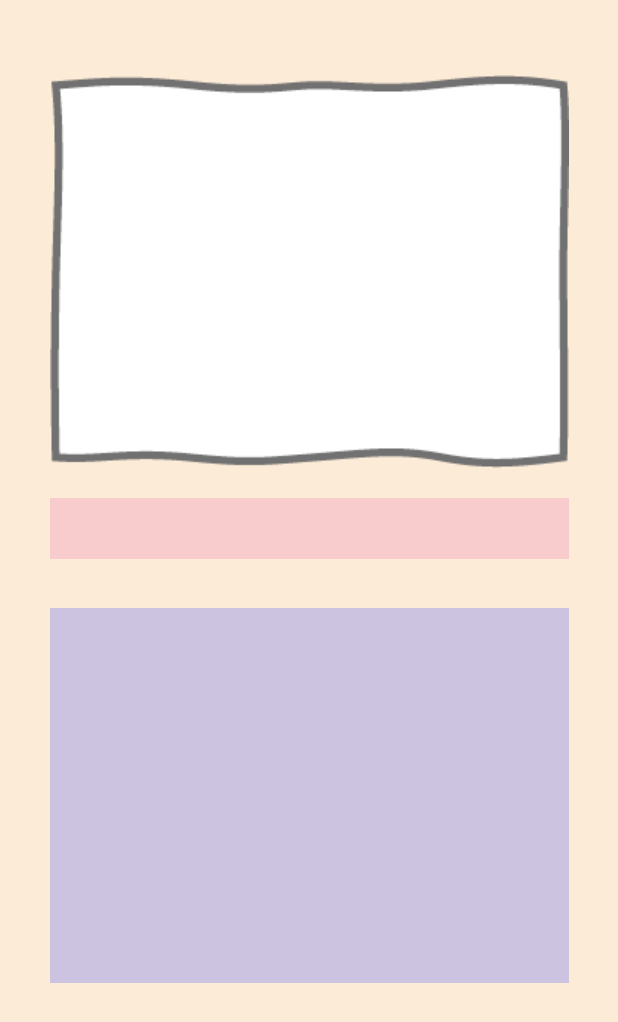
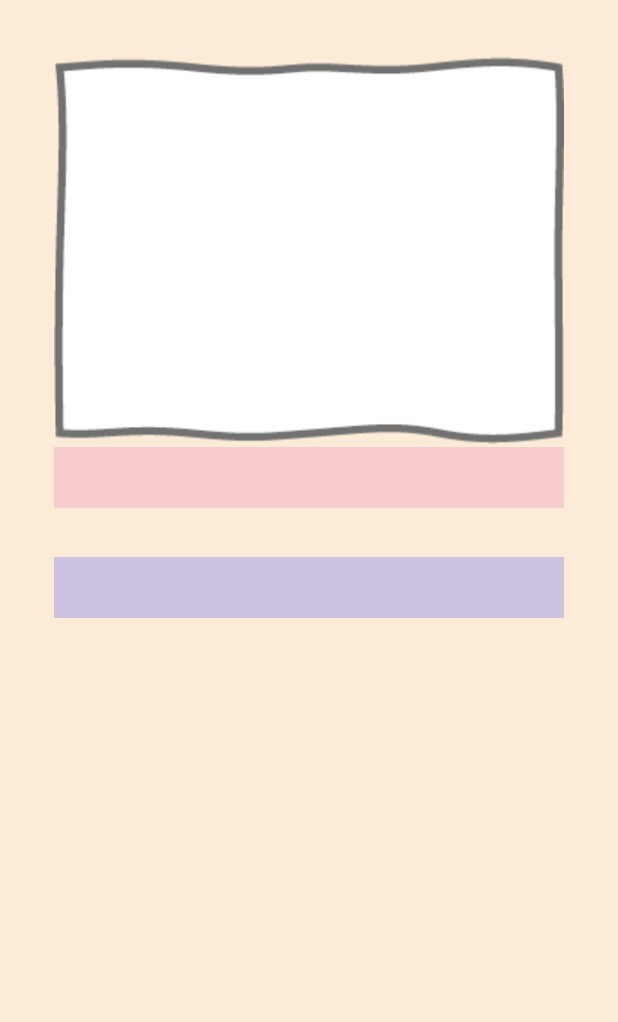
Before and after one commit to pika96/WithDiary, an Android app: the Select_Diary screen opened directly, with no data from a screen before it, on a phone screen of 412 x 824 dp. Shown: the top 1022 px of the screen. Run offline under Robolectric (Android 15) with nearby library versions, the phone set to English and light mode, and no system bars; 3 statements that could not run were skipped.

Commit message:
일기장 내용 길때 스크롤 안되던 문제 해결
네

```diff
--- a/app/src/main/res/layout/select_diary.xml
+++ b/app/src/main/res/layout/select_diary.xml
@@ -6,39 +6,31 @@
     android:layout_height="match_parent"
     android:background="@color/babyYellow">
 
+    <FrameLayout
+        android:layout_width="match_parent"
+        android:layout_height="match_parent"
+        android:layout_marginStart="16dp"
+        android:layout_marginTop="16dp"
+        android:layout_marginEnd="16dp"
+        android:layout_marginBottom="16dp"
+        app:layout_constraintBottom_toBottomOf="parent"
+        app:layout_constraintEnd_toEndOf="parent"
+        app:layout_constraintStart_toStartOf="parent"
+        app:layout_constraintTop_toTopOf="parent">
+
         <LinearLayout
             android:layout_width="wrap_content"
             android:layout_height="wrap_content"
             android:layout_marginLeft="20dp"
             android:layout_marginTop="20dp"
             android:layout_marginRight="20dp"
-        android:orientation="vertical"
-        app:layout_constraintBottom_toBottomOf="parent"
-        app:layout_constraintEnd_toEndOf="parent"
-        app:layout_constraintStart_toStartOf="parent"
-        app:layout_constraintTop_toTopOf="parent"
-        app:layout_constraintVertical_bias="0.15">
+            android:orientation="vertical">
 
             <ImageView
                 android:id="@+id/imageView2"
                 android:layout_width="match_parent"
                 android:layout_height="wrap_content"
                 app:srcCompat="@drawable/frame2" />
-
-        <ScrollView
-            android:layout_width="match_parent"
-            android:layout_height="match_parent">
-
-            <LinearLayout
-                android:layout_width="match_parent"
-                android:layout_height="wrap_content"
-                android:orientation="vertical">
-
-                <FrameLayout
-                    android:layout_width="match_parent"
-                    android:layout_height="20dp">
-
-                </FrameLayout>
 
             <TextView
                 android:id="@+id/Read_Title"
@@ -61,12 +53,23 @@
                 android:textSize="24sp"
                 android:textStyle="bold" />
 
+            <ScrollView
+                android:layout_width="match_parent"
+                android:layout_height="match_parent">
+
+                <LinearLayout
+                    android:layout_width="match_parent"
+                    android:layout_height="wrap_content"
+                    android:orientation="vertical">
+
                     <TextView
                         android:id="@+id/Read_Content"
                         android:layout_width="match_parent"
-                    android:layout_height="250dp"
+                        android:layout_height="wrap_content"
                         android:background="@color/babyPurple"
                         android:fontFamily="@font/inkkor"
+                        android:scrollbarStyle="insideInset"
+                        android:shadowColor="@color/babyPurple"
                         android:text="Diary"
                         android:textColor="@color/four_gray"
                         android:textSize="30sp" />
@@ -75,4 +78,6 @@
             </ScrollView>
 
         </LinearLayout>
+    </FrameLayout>
+
 </androidx.constraintlayout.widget.ConstraintLayout>
```
Lines whose indentation alone changed are shown as unchanged.
